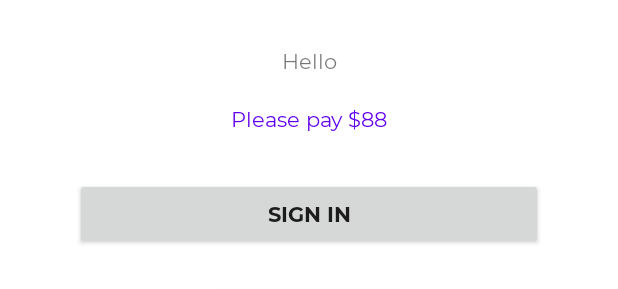
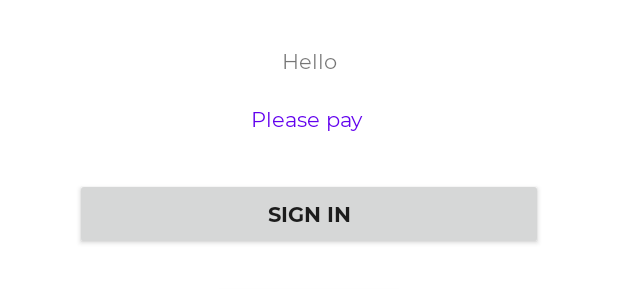
Before and after one commit to ahsa91/SuperCleanerApp, an Android app: the layout activity_payment.xml on its own in the app's theme, with its tools: preview values and no code run, on a phone screen of 412 x 824 dp. Shown: the part 253-542 px from the top of the screen. Run offline under Robolectric (Android 15) with nearby library versions, the phone set to English and light mode, and no system bars.

Commit message:
payment works with correct amount instead of default values

```diff
--- a/SuperCleanerApp-master/SuperCleaner/app/src/main/res/layout/activity_payment.xml
+++ b/SuperCleanerApp-master/SuperCleaner/app/src/main/res/layout/activity_payment.xml
@@ -38,7 +38,7 @@ tools:context=".ui.activites.PaymentActivity">
     android:id="@+id/checkoutSummary"
     android:layout_width="match_parent"
     android:layout_height="wrap_content"
-    android:text="Please pay $88"
+    android:text="Please pay "
     android:textAlignment="center"
     android:textColor="@color/colorPrimary"
     android:paddingVertical="20dp"
```
Also changed, not shown: SuperCleanerApp-master/SuperCleaner/app/src/main/java/my/supercleanerapp/ui/activites/CheckoutActivity.kt (+8 -4 lines), SuperCleanerApp-master/SuperCleaner/app/src/main/java/my/supercleanerapp/ui/activites/PaymentActivity.kt (+7 -4 lines).
